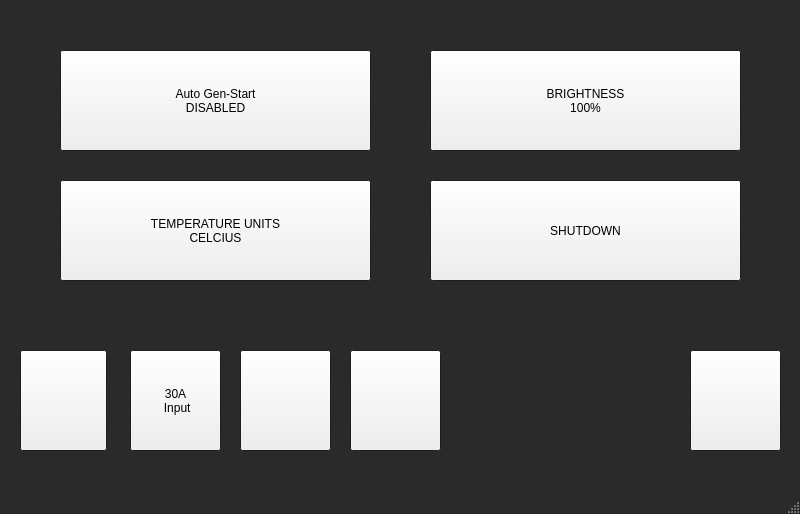
Before: the Qt Designer form mainwindow.ui in mark-c-paul/pi-gui, drawn with Qt 5.
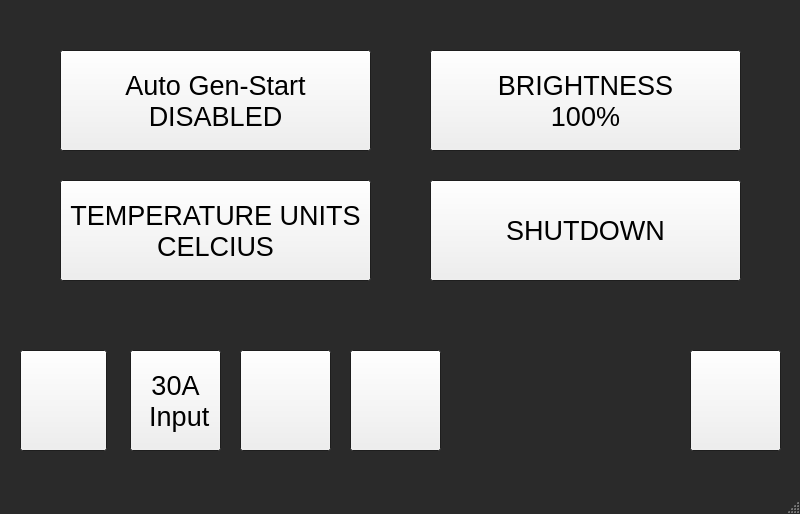
After: the same form once the commit is applied. The open tabs and pages were chosen to show the change. Icons and pictures are not drawn.

Commit message: font size changes

Diff of the .ui file:
```diff
--- a/mainwindow.ui
+++ b/mainwindow.ui
@@ -272,6 +272,11 @@
       <height>101</height>
      </rect>
     </property>
+    <property name="font">
+     <font>
+      <pointsize>20</pointsize>
+     </font>
+    </property>
     <property name="text">
      <string>30A
  Input</string>
@@ -615,6 +620,11 @@
         <height>101</height>
        </rect>
       </property>
+      <property name="font">
+       <font>
+        <pointsize>20</pointsize>
+       </font>
+      </property>
       <property name="text">
        <string>Auto Gen-Start
 DISABLED</string>
@@ -629,6 +639,11 @@
         <height>101</height>
        </rect>
       </property>
+      <property name="font">
+       <font>
+        <pointsize>20</pointsize>
+       </font>
+      </property>
       <property name="text">
        <string>TEMPERATURE UNITS
 CELCIUS</string>
@@ -643,6 +658,11 @@
         <height>101</height>
        </rect>
       </property>
+      <property name="font">
+       <font>
+        <pointsize>20</pointsize>
+       </font>
+      </property>
       <property name="text">
        <string>BRIGHTNESS
 100%</string>
@@ -657,6 +677,11 @@
         <height>101</height>
        </rect>
       </property>
+      <property name="font">
+       <font>
+        <pointsize>20</pointsize>
+       </font>
+      </property>
       <property name="text">
        <string>SHUTDOWN</string>
       </property>
```
Left out of the diff: 41 changed lines with no effect on the pictures. The commit also changes 9 other files.
